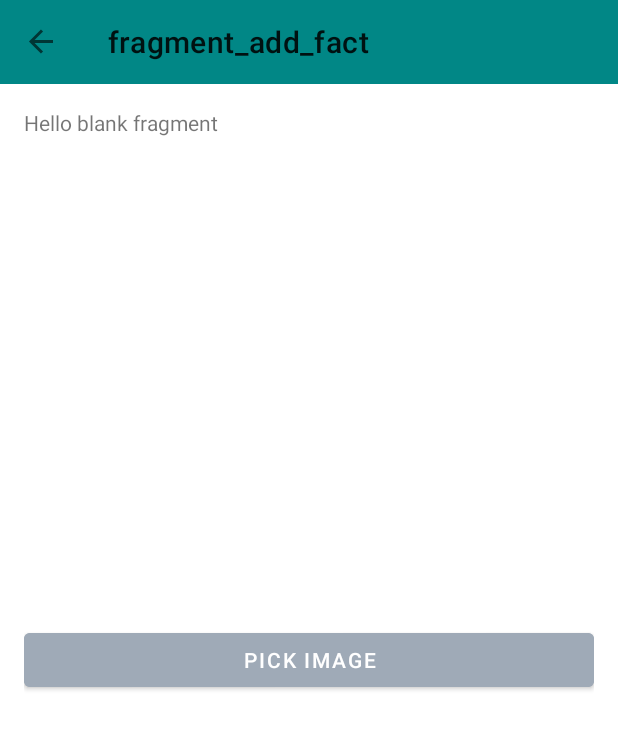
After one commit to RishavChudal/ISMT-Test-Project, an Android app: the AddFactFragment screen opened through its navigation route, on a phone screen of 412 x 824 dp. The commit adds this screen. Shown: the top 729 px of the screen. Run offline under Robolectric (Android 15) with nearby library versions, the phone set to English and light mode, and no system bars; our stand-ins replace navigation-ui.

Commit message:
Camera Image capture and gallery image pick added

```diff
--- /dev/null
+++ b/app/src/main/res/drawable/ic_baseline_add_24.xml
@@ -0,0 +1,5 @@
+<vector android:alpha="0.98" android:height="24dp"
+    android:tint="#FFFFFF" android:viewportHeight="24"
+    android:viewportWidth="24" android:width="24dp" xmlns:android="http://schemas.android.com/apk/res/android">
+    <path android:fillColor="@android:color/white" android:pathData="M19,13h-6v6h-2v-6H5v-2h6V5h2v6h6v2z"/>
+</vector>
--- /dev/null
+++ b/app/src/main/res/layout/fragment_add_fact.xml
@@ -0,0 +1,35 @@
+<?xml version="1.0" encoding="utf-8"?>
+<androidx.constraintlayout.widget.ConstraintLayout xmlns:android="http://schemas.android.com/apk/res/android"
+    xmlns:tools="http://schemas.android.com/tools"
+    android:layout_width="match_parent"
+    android:layout_height="match_parent"
+    xmlns:app="http://schemas.android.com/apk/res-auto"
+    tools:context=".presentation.dashboard.AddFactFragment"
+    android:padding="@dimen/widget_margin_normal">
+
+    <!-- TODO: Update blank fragment layout -->
+    <TextView
+        android:layout_width="match_parent"
+        android:layout_height="match_parent"
+        android:text="@string/hello_blank_fragment" />
+
+    <ImageView
+        android:id="@+id/iv_fact_image"
+        android:layout_width="200dp"
+        android:layout_height="200dp"
+        app:layout_constraintStart_toStartOf="parent"
+        app:layout_constraintEnd_toEndOf="parent"
+        app:layout_constraintBottom_toTopOf="@+id/btn_image"
+        tools:src="@drawable/ic_profile_24x"
+        android:layout_marginBottom="@dimen/widget_margin_normal"/>
+
+    <Button
+        android:id="@+id/btn_image"
+        android:layout_width="match_parent"
+        android:layout_height="wrap_content"
+        android:text="Pick Image"
+        app:layout_constraintTop_toTopOf="parent"
+        app:layout_constraintBottom_toBottomOf="parent"
+        android:backgroundTint="@color/gray_chateau" />
+
+</androidx.constraintlayout.widget.ConstraintLayout>
--- a/app/src/main/res/navigation/nav_graph.xml
+++ b/app/src/main/res/navigation/nav_graph.xml
@@ -21,6 +21,9 @@
             android:name="@string/args_show_bottom_navigation_view"
             app:argType="boolean"
             android:defaultValue="true"/>
+        <action
+            android:id="@+id/action_homeFragment_to_addFactFragment"
+            app:destination="@id/addFactFragment" />
 
     </fragment>
 
@@ -68,5 +71,19 @@
         android:name="np.com.rishavchudal.test.NotificationDetailFragment"
         android:label="fragment_notification_detail"
         tools:layout="@layout/fragment_notification_detail" />
+    <fragment
+        android:id="@+id/addFactFragment"
+        android:name="np.com.rishavchudal.test.presentation.dashboard.AddFactFragment"
+        android:label="fragment_add_fact"
+        tools:layout="@layout/fragment_add_fact">
+        <argument
+            android:name="@string/args_show_toolbar"
+            app:argType="boolean"
+            android:defaultValue="true"/>
+        <argument
+            android:name="@string/args_show_bottom_navigation_view"
+            app:argType="boolean"
+            android:defaultValue="false"/>
+    </fragment>
 
 </navigation>
--- /dev/null
+++ b/app/src/main/res/xml/file_paths.xml
@@ -0,0 +1,4 @@
+<?xml version="1.0" encoding="utf-8"?>
+<paths xmlns:android="http://schemas.android.com/apk/res/android">
+    <external-files-path name="my_images" path="Pictures" />
+</paths>
```
Also changed, not shown: app/src/main/AndroidManifest.xml (+20 -4 lines), app/src/main/java/np/com/rishavchudal/test/framework/registration/RegistrationRemoteDataSourceImpl.java (+5 -19 lines), app/src/main/java/np/com/rishavchudal/test/presentation/dashboard/AddFactFragment.java (added, +192 -0 lines), app/src/main/java/np/com/rishavchudal/test/presentation/dashboard/HomeFragment.java (+8 -4 lines), app/src/main/res/layout/fragment_home.xml (+8 -7 lines), settings.gradle (line endings or trailing spaces), 1 other file.
